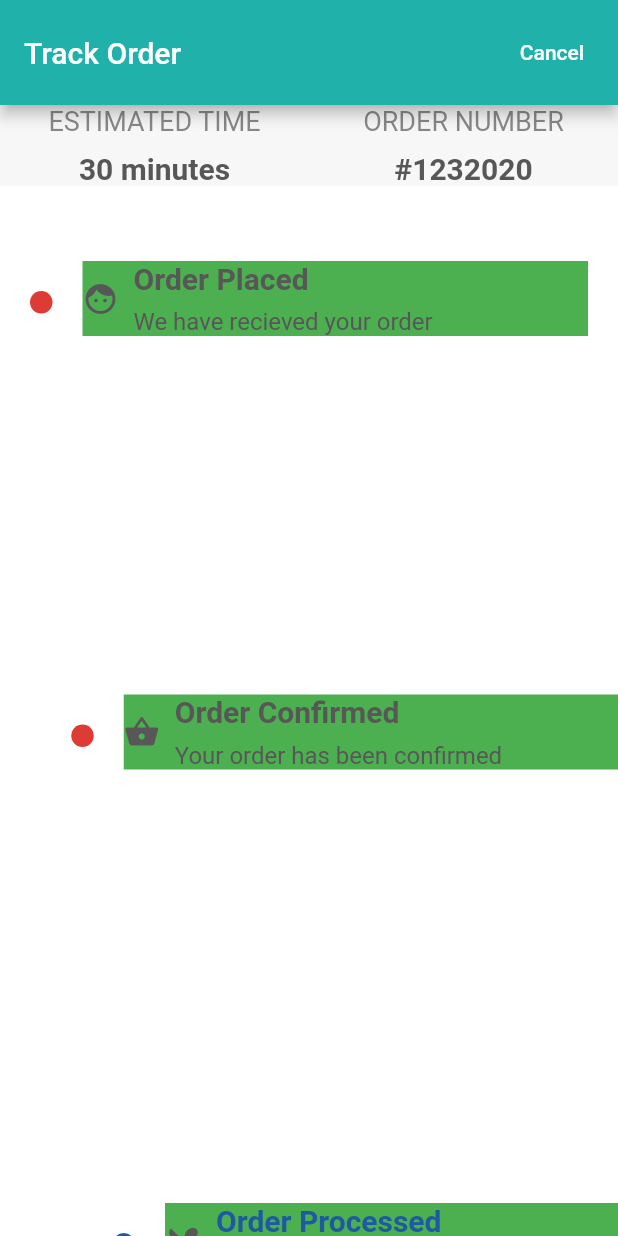
After one commit to k2milli/luukPrototype, a Flutter app: the screen it shows after launch, on a phone screen of 412 x 824 dp. The commit adds this screen. Run offline on Flutter 3.47's test engine with Material 2 defaults, Android fonts, the phone set to English and light mode, and no system bars; our stand-ins replace fluttericon; missing offline and left inert: flutter_auth_buttons.

Commit message:
completed track_order_page

```diff
--- a/lib/main.dart
+++ b/lib/main.dart
@@ -1,5 +1,5 @@
 import 'package:flutter/material.dart';
-import 'package:luuk/ui_screens/sign_up.dart';
+import './ui/ui_screens/track_order_page.dart';
 
 void main() {
   runApp(MyApp());
@@ -10,6 +10,7 @@ class MyApp extends StatelessWidget {
   @override
   Widget build(BuildContext context) {
     return MaterialApp(
+      // key: ,
       title: 'Luuk',
       debugShowCheckedModeBanner: false,
       theme: ThemeData(
@@ -28,7 +29,7 @@ class MyApp extends StatelessWidget {
         // closer together (more dense) than on mobile platforms.
         visualDensity: VisualDensity.adaptivePlatformDensity,
       ),
-      home: SignUp(),
+      home: TrackOrder(),
     );
   }
 }
--- /dev/null
+++ b/lib/ui/customs/custom_painter.dart
@@ -0,0 +1,27 @@
+import 'package:flutter/material.dart';
+
+class MyCustomPaint extends CustomPainter {
+  final bool isDisabled;
+  final double height;
+
+  MyCustomPaint({this.isDisabled = false, this.height});
+  @override
+  void paint(Canvas canvas, Size size) {
+    final paintLine = Paint()
+      ..color = isDisabled == true ? Color(0xFFdddddd) : Color(0xFF679882)
+      ..strokeCap = StrokeCap.round
+      ..strokeWidth = 2
+      ..style = PaintingStyle.stroke;
+
+    var offSide = height - 25;
+
+    // 120
+
+    canvas.drawLine(Offset(0, -offSide), Offset(0, 0), paintLine);
+  }
+
+  @override
+  bool shouldRepaint(covariant CustomPainter oldDelegate) {
+    return false;
+  }
+}
--- /dev/null
+++ b/lib/ui/reusable_widgets/track_order_Rs/track_order_TN.dart
@@ -0,0 +1,34 @@
+import 'package:flutter/material.dart';
+import 'track_order_responsives/track_order_responsive.dart';
+
+class TrackOrderTN extends StatelessWidget {
+  final String title;
+  final String label;
+
+  const TrackOrderTN({Key key, this.title, this.label}) : super(key: key);
+  @override
+  Widget build(BuildContext context) {
+    Responsives.makeFlexible(context);
+    return Expanded(
+      child: Center(
+        child: Column(
+          mainAxisAlignment: MainAxisAlignment.center,
+          children: [
+            Text(
+              title,
+              style: TextStyle(
+                  fontSize: Responsives.titleTextSizeTN,
+                  color: Color(0xFF575757).withOpacity(0.7)),
+            ),
+            SizedBox(height: 10),
+            Text(label,
+                style: TextStyle(
+                    fontSize: Responsives.labelTextSizeTN,
+                    fontWeight: FontWeight.bold,
+                    color: Color(0xFF575757)))
+          ],
+        ),
+      ),
+    );
+  }
+}
--- /dev/null
+++ b/lib/ui/reusable_widgets/track_order_Rs/track_order_progress_tile.dart
@@ -0,0 +1,76 @@
+import 'package:flutter/material.dart';
+import '../../../ui/customs/custom_painter.dart';
+import 'track_order_responsives/track_order_responsive.dart';
+
+class TrackOrderProgressTile extends StatefulWidget {
+  final Widget child;
+  //removes the custom line from the first track
+  final bool firstTrack;
+
+  //
+  final bool isDisabled;
+
+  //isCompleted can be toggled according to status or progress i.e if order still processing set iscompleted = false and true if processed
+  final bool isCompleted;
+
+  const TrackOrderProgressTile(
+      {Key key,
+      this.child,
+      this.firstTrack = false,
+      this.isCompleted = true,
+      this.isDisabled = false})
+      : super(key: key);
+  @override
+  _TrackOrderProgressTileState createState() => _TrackOrderProgressTileState();
+}
+
+class _TrackOrderProgressTileState extends State<TrackOrderProgressTile> {
+  Color dotColor() {
+    if (widget.isCompleted == true) {
+      return Color(0xFFdd3c36);
+    } else if (widget.isDisabled == true) {
+      return Color(0xFFdddddd);
+    }
+    return Color(0xFF1e5aa2);
+  }
+
+  @override
+  Widget build(BuildContext context) {
+    // var height = MediaQuery.of(context).size.shortestSide * .25;
+    Responsives.makeFlexible(context);
+    return Row(
+      children: [
+        Column(
+          children: [
+            widget.firstTrack == true
+                ? Container()
+                : CustomPaint(
+                    // size: Size(0, 0),
+                    painter: MyCustomPaint(
+                      isDisabled: widget.isDisabled,
+                      height: Responsives.progressTileHeight,
+                    ),
+                    // child: Text("emirdilony"),
+                  ),
+            SizedBox(height: 5),
+            Container(
+                height: 15,
+                width: 15,
+                decoration: BoxDecoration(
+                    color: dotColor(),
+                    borderRadius: BorderRadius.circular(50))),
+          ],
+        ),
+        SizedBox(width: 20),
+        Expanded(
+          child: Container(
+            height: Responsives.progressTileHeight,
+            width: double.infinity,
+            color: Colors.green, //
+            child: widget.child,
+          ),
+        ),
+      ],
+    );
+  }
+}
--- /dev/null
+++ b/lib/ui/reusable_widgets/track_order_Rs/track_order_progress_tile_child.dart
@@ -0,0 +1,75 @@
+import 'package:flutter/material.dart';
+import 'track_order_responsives/track_order_responsive.dart';
+
+class TrackOrderProgressTileChild extends StatelessWidget {
+  final String title;
+  final String label;
+  final IconData icon;
+  final bool isCompleted;
+  final bool isDisabled;
+
+  const TrackOrderProgressTileChild(
+      {Key key,
+      @required this.title,
+      @required this.label,
+      this.icon,
+      this.isCompleted = true,
+      this.isDisabled = false})
+      : super(key: key);
+
+  //
+  @override
+  Widget build(BuildContext context) {
+    Responsives.makeFlexible(context);
+    Color setColor() {
+      if (isCompleted != true) {
+        return Color(0xFF1e5aa2);
+      } else if (isDisabled == true) {
+        return Color(0xFFdddddd);
+      }
+      return Color(0xFF575757);
+    }
+
+    return Row(
+      children: [
+        Container(
+          width: Responsives.iconContainerWidth,
+          child: Center(
+              child: Icon(
+            icon,
+            size: Responsives.iconSize,
+            color: isDisabled != true ? Color(0xFF575757) : Color(0xFFdddddd),
+          )),
+        ),
+        SizedBox(width: 10),
+        Expanded(
+          child: Column(
+            mainAxisAlignment: MainAxisAlignment.center,
+            children: [
+              Row(
+                children: [
+                  Text(title,
+                      style: TextStyle(
+                        fontWeight: FontWeight.bold,
+                        color: setColor(),
+                        fontSize: Responsives.titleTextSize,
+                      )),
+                ],
+              ),
+              SizedBox(height: 8),
+              Row(
+                children: [
+                  Text(label,
+                      style: TextStyle(
+                        color: setColor(),
+                        fontSize: Responsives.labelTextSize,
+                      )),
+                ],
+              ),
+            ],
+          ),
+        ),
+      ],
+    );
+  }
+}
--- /dev/null
+++ b/lib/ui/reusable_widgets/track_order_Rs/track_order_responsives/track_order_responsive.dart
@@ -0,0 +1,75 @@
+import 'package:flutter/material.dart';
+
+class Responsives {
+  //main track page
+  static double toolbarHeight = 70;
+  static double containerHeightTN;
+  //
+  static double iconContainerWidth;
+  static double iconSize;
+
+  //label text
+  static double labelTextSize = 16;
+  static double titleTextSize = 20;
+
+  //TrackOrderTN
+  static double labelTextSizeTN = 20;
+  static double titleTextSizeTN = 18;
+
+  //progressTile Height
+  static double progressTileHeight;
+
+  static void makeFlexible(BuildContext context) {
+    var deviceWidth = MediaQuery.of(context).size.shortestSide;
+    if (deviceWidth <= 320) {
+      iconContainerWidth = 60;
+      iconSize = 40;
+
+      //label text progress tile child
+      labelTextSize = 12;
+      titleTextSize = 16;
+
+      //main track page
+      toolbarHeight = 50;
+      containerHeightTN = deviceWidth * .2;
+
+      //TrackOrderTN
+      labelTextSizeTN = 15;
+      titleTextSizeTN = 13;
+
+      //progressTileHeight
+      progressTileHeight = deviceWidth * .25;
+    } else if (deviceWidth >= 480 && deviceWidth <= 650) {
+      iconContainerWidth = 80;
+      iconSize = 60;
+      containerHeightTN = deviceWidth * .3;
+
+      //label text progress tile child
+      labelTextSize = 16;
+      titleTextSize = 20;
+
+      //TrackOrderTN
+      labelTextSizeTN = 20;
+      titleTextSizeTN = 18;
+
+      //progressTileHeight
+      progressTileHeight = deviceWidth * .25;
+    } else if (deviceWidth >= 700) {
+      ////////For bigger Screen size
+      iconContainerWidth = 150;
+      iconSize = 80;
+      containerHeightTN = deviceWidth * .2;
+
+      //label text progress tile child
+      labelTextSize = 20;
+      titleTextSize = 28;
+
+      //TrackOrderTN
+      labelTextSizeTN = 28;
+      titleTextSizeTN = 20;
+
+      //progressTileHeight
+      progressTileHeight = deviceWidth * .18;
+    }
+  }
+}
--- a/lib/ui_screens/sign_up.dart
+++ b/lib/ui/ui_screens/sign_up.dart
@@ -156,10 +156,9 @@ class _SignUpState extends State<SignUp> {
 }
 
 class Field extends StatelessWidget {
-  @override
   final value;
   Field({this.value});
-
+  @override
   Widget build(BuildContext context) {
     return Align(
       child: SizedBox(
--- /dev/null
+++ b/lib/ui/ui_screens/track_order_page.dart
@@ -0,0 +1,102 @@
+import 'package:flutter/material.dart';
+import '../../ui/reusable_widgets/track_order_Rs/track_order_responsives/track_order_responsive.dart';
+import './../reusable_widgets/track_order_Rs/track_order_TN.dart';
+import './../reusable_widgets/track_order_Rs/track_order_progress_tile.dart';
+import './../reusable_widgets/track_order_Rs/track_order_progress_tile_child.dart';
+
+class TrackOrder extends StatefulWidget {
+  @override
+  _TrackOrderState createState() => _TrackOrderState();
+}
+
+class _TrackOrderState extends State<TrackOrder> {
+  @override
+  Widget build(BuildContext context) {
+    Responsives.makeFlexible(context);
+    return Scaffold(
+      backgroundColor: Colors.white,
+      appBar: AppBar(
+        toolbarHeight: Responsives.toolbarHeight,
+        backgroundColor: Color(0xFF20B2AA),
+        title: Text("Track Order"),
+        actions: [
+          FlatButton(
+            textColor: Colors.white,
+            onPressed: () {},
+            child: Center(
+              child: Text("Cancel"),
+            ),
+          ),
+        ],
+      ),
+      body: Column(
+        children: [
+          Container(
+            // , for normal
+            height: Responsives.containerHeightTN,
+            decoration: BoxDecoration(
+              color: Color(0xFFf7f7f7),
+            ),
+            child: Row(
+              children: [
+                TrackOrderTN(
+                  title: "ESTIMATED TIME",
+                  label: "30 minutes",
+                ),
+                ////////
+                TrackOrderTN(
+                  title: "ORDER NUMBER",
+                  label: "#1232020",
+                ),
+              ],
+            ),
+          ),
+
+          /////CustomPaint
+          Padding(
+            padding: const EdgeInsets.symmetric(horizontal: 20.0, vertical: 50),
+            child: Column(
+              children: [
+                TrackOrderProgressTile(
+                  firstTrack: true,
+                  child: TrackOrderProgressTileChild(
+                    title: "Order Placed",
+                    label: "We have recieved your order",
+                    icon: Icons.face,
+                  ),
+                ),
+                // SizedBox(height: deviceWidth * .06),
+                TrackOrderProgressTile(
+                  child: TrackOrderProgressTileChild(
+                    title: "Order Confirmed",
+                    label: "Your order has been confirmed",
+                    icon: Icons.shopping_basket,
+                  ),
+                ),
+                TrackOrderProgressTile(
+                  isCompleted: false,
+                  child: TrackOrderProgressTileChild(
+                    isCompleted: false,
+                    title: "Order Processed",
+                    label: "We are preparing your order",
+                    icon: Icons.local_dining_outlined,
+                  ),
+                ),
+                TrackOrderProgressTile(
+                  isDisabled: true,
+                  isCompleted: false,
+                  child: TrackOrderProgressTileChild(
+                    isDisabled: true,
+                    title: "Ready to Pick",
+                    label: "Your order is ready to pick",
+                    icon: Icons.face,
+                  ),
+                )
+              ],
+            ),
+          ),
+        ],
+      ),
+    );
+  }
+}
--- a/pubspec.yaml
+++ b/pubspec.yaml
@@ -63,7 +63,6 @@ flutter:
   # list giving the asset and other descriptors for the font. For
   # example:
   fonts:
-<<<<<<< HEAD
     - family: OpenSans
       fonts:
         - asset: fonts/OpenSans-Regular.ttf
@@ -73,7 +72,7 @@ flutter:
     - family: Citrica
       fonts:
         - asset: fonts/Citrica-Regular.ttf
-=======
+# =======
     - family: Grandstander
       fonts:
         - asset: assets/Grandstander-SemiBold.ttf
@@ -84,7 +83,6 @@ flutter:
   #       - asset: fonts/TrajanPro.ttf
   #       - asset: fonts/TrajanPro_Bold.ttf
   #         weight: 700
->>>>>>> 6ffd399077617e21bf7e933ddec1b5fec59b20ef
   #
   # For details regarding fonts from package dependencies,
   # see https://flutter.dev/custom-fonts/#from-packages
```
Also changed, not shown: lib/ui/ui_screens/log_in.dart (renamed from lib/ui_screens/log_in.dart, +18 -20 lines), lib/ui/reusable_widgets/login_form.dart (renamed from lib/reusable_widgets/login_form.dart), lib/ui/ui_screens/seller_page.dart (added), lib/ui/ui_screens/sign_in.dart (added), pubspec.lock, 1 other file.
